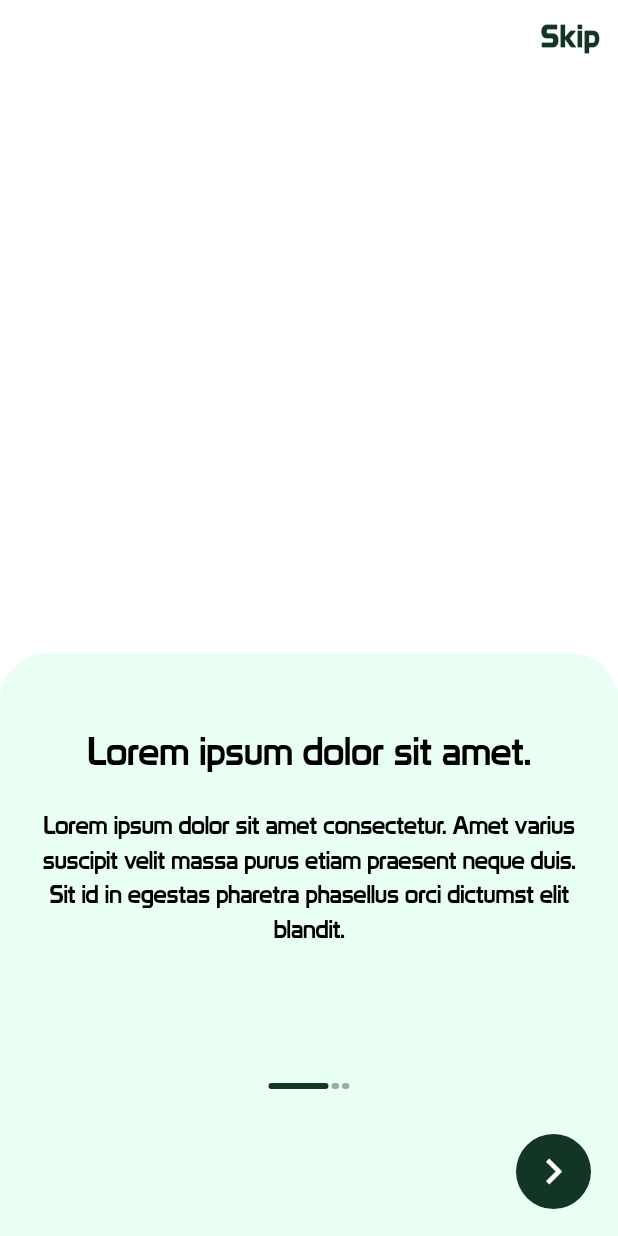
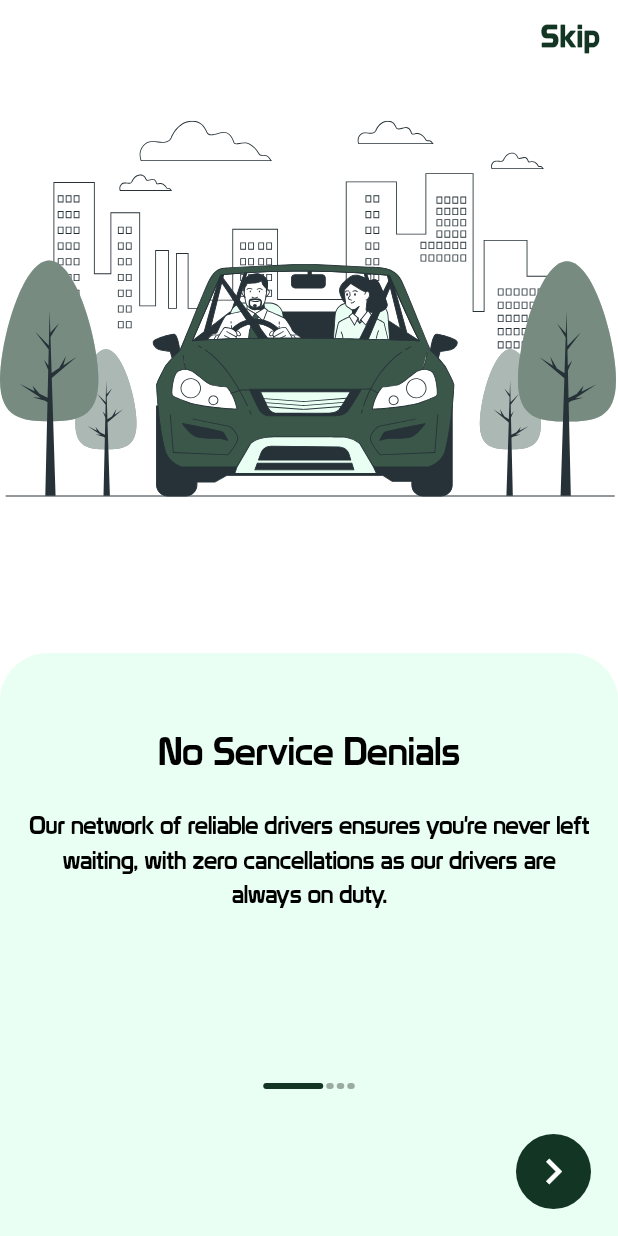
Before and after one commit to egideons/green-wheels, a Flutter app: the screen it shows after launch, after a tap on the "chevron right" icon, after a tap on the "chevron left" icon, on a phone screen of 412 x 824 dp. Run offline on Flutter 3.47's test engine with Material 3 defaults, Android fonts, the phone set to English and light mode, and no system bars; drawn by our look-alikes of smooth_page_indicator; our stand-ins replace cached_network_image, flutter_svg, get, google_maps_flutter, iconsax, loading_animation_widget and 2 more; project files that could hold a hidden picture were left out.

Commit message:
continuing iteration fot the onbarding-screen

```diff
--- a/lib/app/onboarding/content/bottom_buttons.dart
+++ b/lib/app/onboarding/content/bottom_buttons.dart
@@ -15,6 +15,10 @@ bottomButtons(Size media, OnboardingController controller) {
             const SizedBox(),
             IconButton.filled(
               onPressed: () {
+                controller.imageController.value.nextPage(
+                  duration: const Duration(milliseconds: 300),
+                  curve: Curves.easeIn,
+                );
                 controller.pageController.value.nextPage(
                   duration: const Duration(milliseconds: 300),
                   curve: Curves.easeIn,
@@ -33,6 +37,10 @@ bottomButtons(Size media, OnboardingController controller) {
           return [
             IconButton.filled(
               onPressed: () {
+                controller.imageController.value.previousPage(
+                  duration: const Duration(milliseconds: 300),
+                  curve: Curves.easeIn,
+                );
                 controller.pageController.value.previousPage(
                   duration: const Duration(milliseconds: 300),
                   curve: Curves.easeIn,
@@ -60,6 +68,10 @@ bottomButtons(Size media, OnboardingController controller) {
           return [
             IconButton.filled(
               onPressed: () {
+                controller.imageController.value.previousPage(
+                  duration: const Duration(milliseconds: 300),
+                  curve: Curves.easeIn,
+                );
                 controller.pageController.value.previousPage(
                   duration: const Duration(milliseconds: 300),
                   curve: Curves.easeIn,
@@ -73,6 +85,10 @@ bottomButtons(Size media, OnboardingController controller) {
             ),
             IconButton.filled(
               onPressed: () {
+                controller.imageController.value.nextPage(
+                  duration: const Duration(milliseconds: 300),
+                  curve: Curves.easeIn,
+                );
                 controller.pageController.value.nextPage(
                   duration: const Duration(milliseconds: 300),
                   curve: Curves.easeIn,
--- a/lib/app/onboarding/content/onboard_content.dart
+++ b/lib/app/onboarding/content/onboard_content.dart
@@ -1,24 +1,31 @@
+import '../../../src/constants/assets.dart';
 import '../../../src/models/onboard_model.dart';
 
 class OnboardContent {
   List<OnboardModel> items = [
     OnboardModel(
-      title: "Lorem ipsum dolor sit amet.",
+      title: "No Service Denials",
       description:
-          "Lorem ipsum dolor sit amet consectetur. Amet varius suscipit velit massa purus etiam praesent neque duis. Sit id in egestas pharetra phasellus orci dictumst elit blandit.",
-      image: "",
+          "Our network of reliable drivers ensures you're never left waiting, with zero cancellations as our drivers are always on duty.",
+      image: Assets.onboarding1Svg,
     ),
     OnboardModel(
-      title: "Lorem ipsum dolor sit amet.",
+      title: "Ride with Confidence",
       description:
-          "Lorem ipsum dolor sit amet consectetur. Amet varius suscipit velit massa purus etiam praesent neque duis. Sit id in egestas pharetra phasellus orci dictumst elit blandit.y",
-      image: "",
+          "Forget surprise charges! We offer upfront pricing, so you know exactly what you'll pay before you book.",
+      image: Assets.onboarding2Svg,
     ),
     OnboardModel(
-      title: "Lorem ipsum dolor sit amet.",
+      title: "Safety First",
       description:
-          "Lorem ipsum dolor sit amet consectetur. Amet varius suscipit velit massa purus etiam praesent neque duis. Sit id in egestas pharetra phasellus orci dictumst elit blandit.y",
-      image: "",
+          "We take your safety seriously.  Our drivers undergo rigorous background checks, and our vehicles are equipped with the latest safety technology to keep you protected on the road.",
+      image: Assets.onboarding3Svg,
+    ),
+    OnboardModel(
+      title: "Safety First",
+      description:
+          "We take your safety seriously.  Our drivers undergo rigorous background checks, and our vehicles are equipped with the latest safety technology to keep you protected on the road.",
+      image: Assets.onboarding3Svg,
     ),
   ];
 }
--- a/lib/app/onboarding/platform/android/onboarding_scaffold.dart
+++ b/lib/app/onboarding/platform/android/onboarding_scaffold.dart
@@ -1,6 +1,8 @@
 import 'package:flutter/material.dart';
+import 'package:flutter_svg/flutter_svg.dart';
 import 'package:get/get.dart';
 import 'package:green_wheels/src/constants/consts.dart';
+import 'package:green_wheels/src/utils/components/my_app_bar.dart';
 import 'package:green_wheels/theme/colors.dart';
 
 import '../../../../src/controllers/others/onboarding_controller.dart';
@@ -17,12 +19,31 @@ class OnboardingScaffold extends GetView<OnboardingController> {
     var colorScheme = Theme.of(context).colorScheme;
     return Scaffold(
       backgroundColor: kWhiteColor,
+      appBar: myAppBar(
+        colorScheme,
+        media,
+        toolbarHeight: 0,
+        isLeadingVisible: false,
+      ),
       body: SafeArea(
         child: Stack(
           children: [
             SizedBox(
-              height: media.height,
+              height: media.height / 2,
               width: media.width,
+              child: PageView.builder(
+                // onPageChanged: (index) => controller.setIsLastPage(index),
+                controller: controller.imageController.value,
+                itemCount: controller.onboardContent.value.items.length,
+                physics: const NeverScrollableScrollPhysics(),
+                itemBuilder: (context, index) {
+                  return SvgPicture.asset(
+                    controller.onboardContent.value.items[index].image,
+                    height: media.height / 2,
+                    width: media.width,
+                  );
+                },
+              ),
             ),
             Obx(
               () => controller.currentPage.value + 1 ==
--- a/lib/src/constants/assets.dart
+++ b/lib/src/constants/assets.dart
@@ -21,6 +21,9 @@ class Assets {
 //======== PNG =========\\
 
 //======== SVG =========\\
+  static const onboarding1Svg = "assets/images/svg/onboarding_1.svg";
+  static const onboarding2Svg = "assets/images/svg/onboarding_2.svg";
+  static const onboarding3Svg = "assets/images/svg/onboarding_3.svg";
 
 //Placeholder Image
   static const placeholderImage = "assets/images/png/placeholder_image.png";
--- a/lib/src/controllers/others/onboarding_controller.dart
+++ b/lib/src/controllers/others/onboarding_controller.dart
@@ -10,25 +10,32 @@ class OnboardingController extends GetxController {
     return Get.find<OnboardingController>();
   }
 
+  var scrollController = ScrollController().obs;
+
+  var pageController = PageController().obs;
+  var imageController = PageController().obs;
+  var onboardContent = OnboardContent().obs;
+  var currentPage = 0.obs;
+  var currentImage = 0.obs;
+  var isLastPage = false.obs;
+
+  imageListener() {
+    currentImage.value = imageController.value.page!.round();
+  }
+
   @override
   void onInit() {
     pageController.value.addListener(pageListener);
+    imageController.value.addListener(imageListener);
     super.onInit();
-  }
-
-  var scrollController = ScrollController().obs;
-  var pageController = PageController().obs;
-  var onboardContent = OnboardContent().obs;
-  var currentPage = 0.obs;
-
-  var isLastPage = false.obs;
-
-  setIsLastPage(index) {
-    isLastPage.value = onboardContent.value.items.length - 1 == index;
   }
 
   pageListener() {
     currentPage.value = pageController.value.page!.round();
+  }
+
+  setIsLastPage(index) {
+    isLastPage.value = onboardContent.value.items.length - 1 == index;
   }
 
   toLogin() async {
--- a/lib/src/utils/components/my_app_bar.dart
+++ b/lib/src/utils/components/my_app_bar.dart
@@ -7,15 +7,20 @@ import '../../../../../../../../theme/colors.dart';
 myAppBar(
   ColorScheme colorScheme,
   Size media, {
+  Color? backgroundColor,
+  double? toolbarHeight,
   bool? centerTitle,
+  bool? isLeadingVisible,
   String? title,
   List<Widget>? actions,
   PreferredSizeWidget? bottom,
 }) {
   return AppBar(
-    backgroundColor: colorScheme.surface,
+    backgroundColor: backgroundColor ?? colorScheme.surface,
+    toolbarHeight: toolbarHeight ?? kToolbarHeight,
     centerTitle: centerTitle ?? true,
-    leading: IconButton(
+    leading: isLeadingVisible == true
+        ? IconButton(
             onPressed: () {
               Get.back();
             },
@@ -24,7 +29,8 @@ myAppBar(
               size: 30,
               color: kBlackColor,
             ),
-    ),
+          )
+        : const SizedBox(),
     title: SizedBox(
       width: media.width - 100,
       child: Text(
```
Lines whose indentation alone changed are shown as unchanged.
